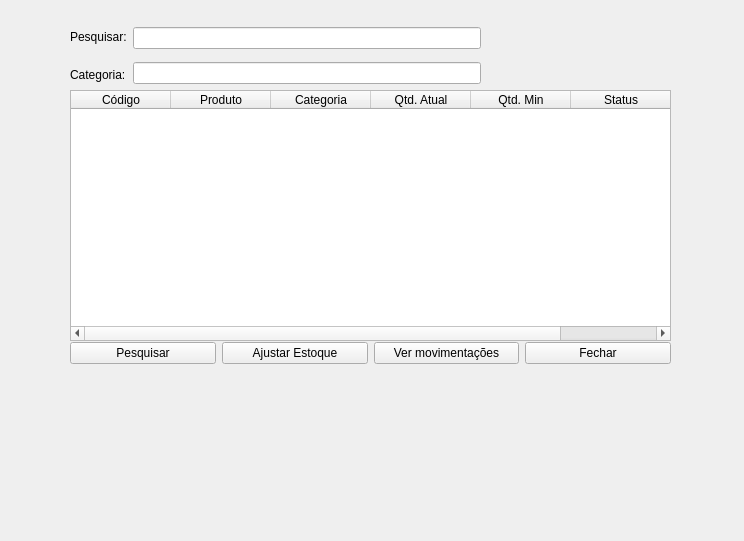
Qt form erp-projeto/estoquewindow.ui (jaques-lo/erp-projeto) before a commit.
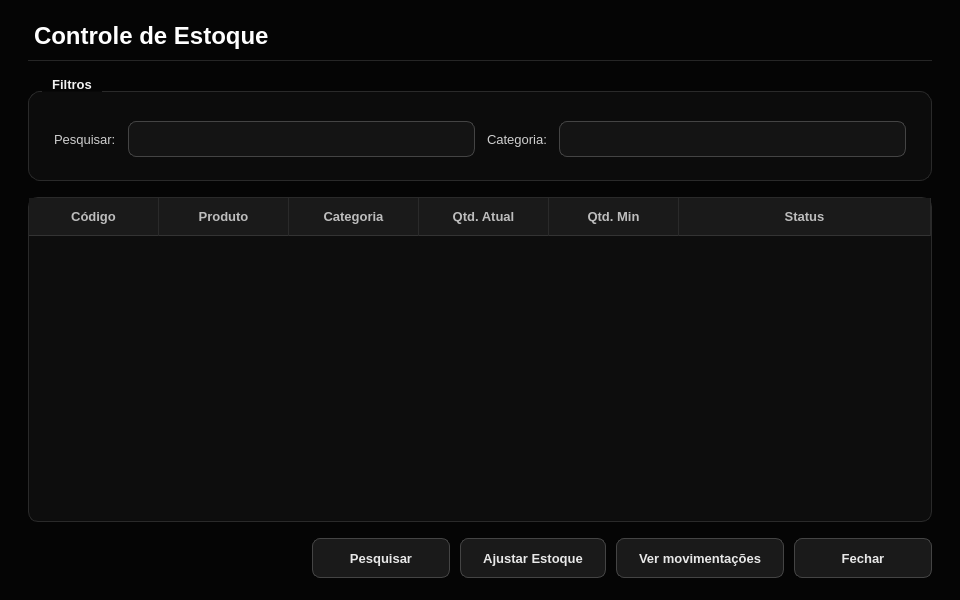
The same form after that commit.

Commit message:
Atualiza fontes do projeto ERP (telas e login, Tela de Sobra) e adiciona logoBG
Arquivos de importância para alterar e rodar na máquina: código (cpp/h/pro), telas (ui), recursos (qrc) e imagem da logoBG.

```diff
--- a/erp-projeto/estoquewindow.ui
+++ b/erp-projeto/estoquewindow.ui
@@ -6,65 +6,759 @@
    <rect>
     <x>0</x>
     <y>0</y>
-    <width>744</width>
-    <height>541</height>
+    <width>960</width>
+    <height>600</height>
    </rect>
   </property>
+  <property name="minimumSize">
+   <size>
+    <width>768</width>
+    <height>480</height>
+   </size>
+  </property>
   <property name="windowTitle">
    <string>Form</string>
   </property>
-  <widget class="QTableWidget" name="tableWidget">
-   <property name="geometry">
-    <rect>
-     <x>70</x>
-     <y>90</y>
-     <width>601</width>
-     <height>251</height>
-    </rect>
+  <property name="palette">
+   <palette>
+    <active>
+     <colorrole role="WindowText">
+      <brush brushstyle="SolidPattern">
+       <color alpha="255">
+        <red>232</red>
+        <green>232</green>
+        <blue>232</blue>
+       </color>
+      </brush>
+     </colorrole>
+     <colorrole role="Button">
+      <brush brushstyle="SolidPattern">
+       <color alpha="255">
+        <red>26</red>
+        <green>26</green>
+        <blue>26</blue>
+       </color>
+      </brush>
+     </colorrole>
+     <colorrole role="Text">
+      <brush brushstyle="SolidPattern">
+       <color alpha="255">
+        <red>245</red>
+        <green>245</green>
+        <blue>245</blue>
+       </color>
+      </brush>
+     </colorrole>
+     <colorrole role="ButtonText">
+      <brush brushstyle="SolidPattern">
+       <color alpha="255">
+        <red>232</red>
+        <green>232</green>
+        <blue>232</blue>
+       </color>
+      </brush>
+     </colorrole>
+     <colorrole role="Base">
+      <brush brushstyle="SolidPattern">
+       <color alpha="255">
+        <red>20</red>
+        <green>20</green>
+        <blue>20</blue>
+       </color>
+      </brush>
+     </colorrole>
+     <colorrole role="AlternateBase">
+      <brush brushstyle="SolidPattern">
+       <color alpha="255">
+        <red>19</red>
+        <green>19</green>
+        <blue>19</blue>
+       </color>
+      </brush>
+     </colorrole>
+     <colorrole role="Window">
+      <brush brushstyle="SolidPattern">
+       <color alpha="255">
+        <red>5</red>
+        <green>5</green>
+        <blue>5</blue>
+       </color>
+      </brush>
+     </colorrole>
+     <colorrole role="Highlight">
+      <brush brushstyle="SolidPattern">
+       <color alpha="255">
+        <red>119</red>
+        <green>119</green>
+        <blue>119</blue>
+       </color>
+      </brush>
+     </colorrole>
+     <colorrole role="HighlightedText">
+      <brush brushstyle="SolidPattern">
+       <color alpha="255">
+        <red>255</red>
+        <green>255</green>
+        <blue>255</blue>
+       </color>
+      </brush>
+     </colorrole>
+     <colorrole role="PlaceholderText">
+      <brush brushstyle="SolidPattern">
+       <color alpha="255">
+        <red>119</red>
+        <green>119</green>
+        <blue>119</blue>
+       </color>
+      </brush>
+     </colorrole>
+    </active>
+    <inactive>
+     <colorrole role="WindowText">
+      <brush brushstyle="SolidPattern">
+       <color alpha="255">
+        <red>232</red>
+        <green>232</green>
+        <blue>232</blue>
+       </color>
+      </brush>
+     </colorrole>
+     <colorrole role="Button">
+      <brush brushstyle="SolidPattern">
+       <color alpha="255">
+        <red>26</red>
+        <green>26</green>
+        <blue>26</blue>
+       </color>
+      </brush>
+     </colorrole>
+     <colorrole role="Text">
+      <brush brushstyle="SolidPattern">
+       <color alpha="255">
+        <red>245</red>
+        <green>245</green>
+        <blue>245</blue>
+       </color>
+      </brush>
+     </colorrole>
+     <colorrole role="ButtonText">
+      <brush brushstyle="SolidPattern">
+       <color alpha="255">
+        <red>232</red>
+        <green>232</green>
+        <blue>232</blue>
+       </color>
+      </brush>
+     </colorrole>
+     <colorrole role="Base">
+      <brush brushstyle="SolidPattern">
+       <color alpha="255">
+        <red>20</red>
+        <green>20</green>
+        <blue>20</blue>
+       </color>
+      </brush>
+     </colorrole>
+     <colorrole role="AlternateBase">
+      <brush brushstyle="SolidPattern">
+       <color alpha="255">
+        <red>19</red>
+        <green>19</green>
+        <blue>19</blue>
+       </color>
+      </brush>
+     </colorrole>
+     <colorrole role="Window">
+      <brush brushstyle="SolidPattern">
+       <color alpha="255">
+        <red>5</red>
+        <green>5</green>
+        <blue>5</blue>
+       </color>
+      </brush>
+     </colorrole>
+     <colorrole role="Highlight">
+      <brush brushstyle="SolidPattern">
+       <color alpha="255">
+        <red>119</red>
+        <green>119</green>
+        <blue>119</blue>
+       </color>
+      </brush>
+     </colorrole>
+     <colorrole role="HighlightedText">
+      <brush brushstyle="SolidPattern">
+       <color alpha="255">
+        <red>255</red>
+        <green>255</green>
+        <blue>255</blue>
+       </color>
+      </brush>
+     </colorrole>
+     <colorrole role="PlaceholderText">
+      <brush brushstyle="SolidPattern">
+       <color alpha="255">
+        <red>119</red>
+        <green>119</green>
+        <blue>119</blue>
+       </color>
+      </brush>
+     </colorrole>
+    </inactive>
+    <disabled>
+     <colorrole role="WindowText">
+      <brush brushstyle="SolidPattern">
+       <color alpha="255">
+        <red>102</red>
+        <green>102</green>
+        <blue>102</blue>
+       </color>
+      </brush>
+     </colorrole>
+     <colorrole role="Button">
+      <brush brushstyle="SolidPattern">
+       <color alpha="255">
+        <red>26</red>
+        <green>26</green>
+        <blue>26</blue>
+       </color>
+      </brush>
+     </colorrole>
+     <colorrole role="Text">
+      <brush brushstyle="SolidPattern">
+       <color alpha="255">
+        <red>102</red>
+        <green>102</green>
+        <blue>102</blue>
+       </color>
+      </brush>
+     </colorrole>
+     <colorrole role="ButtonText">
+      <brush brushstyle="SolidPattern">
+       <color alpha="255">
+        <red>102</red>
+        <green>102</green>
+        <blue>102</blue>
+       </color>
+      </brush>
+     </colorrole>
+     <colorrole role="Base">
+      <brush brushstyle="SolidPattern">
+       <color alpha="255">
+        <red>20</red>
+        <green>20</green>
+        <blue>20</blue>
+       </color>
+      </brush>
+     </colorrole>
+     <colorrole role="AlternateBase">
+      <brush brushstyle="SolidPattern">
+       <color alpha="255">
+        <red>19</red>
+        <green>19</green>
+        <blue>19</blue>
+       </color>
+      </brush>
+     </colorrole>
+     <colorrole role="Window">
+      <brush brushstyle="SolidPattern">
+       <color alpha="255">
+        <red>5</red>
+        <green>5</green>
+        <blue>5</blue>
+       </color>
+      </brush>
+     </colorrole>
+     <colorrole role="Highlight">
+      <brush brushstyle="SolidPattern">
+       <color alpha="255">
+        <red>119</red>
+        <green>119</green>
+        <blue>119</blue>
+       </color>
+      </brush>
+     </colorrole>
+     <colorrole role="HighlightedText">
+      <brush brushstyle="SolidPattern">
+       <color alpha="255">
+        <red>255</red>
+        <green>255</green>
+        <blue>255</blue>
+       </color>
+      </brush>
+     </colorrole>
+     <colorrole role="PlaceholderText">
+      <brush brushstyle="SolidPattern">
+       <color alpha="255">
+        <red>119</red>
+        <green>119</green>
+        <blue>119</blue>
+       </color>
+      </brush>
+     </colorrole>
+    </disabled>
+   </palette>
+  </property>
+  <property name="styleSheet">
+   <string notr="true">#EstoqueWindow {
+    background-color: #050505;
+}
+
+QWidget {
+    font-family: "Segoe UI", "DejaVu Sans", "Noto Sans", sans-serif;
+    font-size: 10pt;
+}
+
+/* ---------- Textos ---------- */
+QLabel {
+    color: #cfcfcf;
+    background: transparent;
+    font-weight: normal;
+}
+
+QLabel#lblTitulo {
+    color: #ffffff;
+    font-size: 18pt;
+    font-weight: bold;
+    padding-bottom: 10px;
+    border-bottom: 1px solid #262626;
+}
+
+QLabel[role="section"] {
+    color: #ffffff;
+    font-size: 11pt;
+    font-weight: bold;
+}
+
+QLabel[role="hint"] {
+    color: #777777;
+    font-size: 9pt;
+}
+
+QLabel[role="value"] {
+    color: #ffffff;
+    font-weight: bold;
+}
+
+QToolTip {
+    background-color: #1a1a1a;
+    color: #f5f5f5;
+    border: 1px solid #444444;
+    padding: 4px 8px;
+}
+
+/* ---------- Cartões / grupos ---------- */
+QGroupBox {
+    background-color: #0c0c0c;
+    border: 1px solid #2a2a2a;
+    border-radius: 12px;
+    margin-top: 14px;
+    padding: 20px 16px 14px 16px;
+    color: #f2f2f2;
+    font-weight: bold;
+}
+
+QGroupBox::title {
+    subcontrol-origin: margin;
+    subcontrol-position: top left;
+    left: 14px;
+    padding: 0 8px;
+    color: #f2f2f2;
+}
+
+QFrame[variant="card"] {
+    background-color: #0c0c0c;
+    border: 1px solid #2a2a2a;
+    border-radius: 12px;
+}
+
+QFrame#lineSep {
+    background-color: #2a2a2a;
+    border: none;
+}
+
+/* ---------- Campos de entrada ---------- */
+QLineEdit,
+QComboBox,
+QAbstractSpinBox,
+QDateEdit,
+QDateTimeEdit {
+    background-color: #141414;
+    color: #f5f5f5;
+    border: 1px solid #444444;
+    border-radius: 8px;
+    padding: 6px 10px;
+    min-height: 22px;
+    selection-background-color: #777777;
+    selection-color: #ffffff;
+    font-weight: normal;
+}
+
+QLineEdit:hover,
+QComboBox:hover,
+QAbstractSpinBox:hover,
+QDateEdit:hover,
+QDateTimeEdit:hover {
+    border: 1px solid #666666;
+}
+
+QLineEdit:focus,
+QComboBox:focus,
+QAbstractSpinBox:focus,
+QDateEdit:focus,
+QDateTimeEdit:focus {
+    border: 1px solid #d8d8d8;
+    background-color: #181818;
+}
+
+QLineEdit:read-only,
+QAbstractSpinBox:read-only {
+    color: #bdbdbd;
+}
+
+QLineEdit:disabled,
+QComboBox:disabled,
+QAbstractSpinBox:disabled,
+QDateEdit:disabled,
+QDateTimeEdit:disabled {
+    background-color: #0e0e0e;
+    color: #666666;
+    border: 1px solid #2a2a2a;
+}
+
+/* Campo de total (somente leitura, em destaque) */
+QDoubleSpinBox[variant="total"] {
+    font-size: 20pt;
+    font-weight: bold;
+    color: #ffffff;
+    background-color: #0a0a0a;
+    border: 1px solid #333333;
+    padding: 8px 14px;
+    min-height: 36px;
+}
+
+/* ---------- ComboBox / Data ---------- */
+QComboBox {
+    padding-right: 30px;
+}
+
+QComboBox::drop-down,
+QDateEdit::drop-down,
+QDateTimeEdit::drop-down {
+    subcontrol-origin: padding;
+    subcontrol-position: center right;
+    width: 28px;
+    border: none;
+    background: transparent;
+}
+
+QComboBox::down-arrow,
+QDateEdit::down-arrow,
+QDateTimeEdit::down-arrow {
+    image: none;
+    width: 0px;
+    height: 0px;
+    border-left: 5px solid transparent;
+    border-right: 5px solid transparent;
+    border-top: 6px solid #bdbdbd;
+    margin-right: 8px;
+}
+
+QComboBox QAbstractItemView {
+    background-color: #141414;
+    color: #f5f5f5;
+    border: 1px solid #444444;
+    selection-background-color: #2e2e2e;
+    selection-color: #ffffff;
+    outline: 0;
+}
+
+/* ---------- SpinBox com botões ---------- */
+QSpinBox {
+    padding-right: 26px;
+}
+
+QSpinBox::up-button {
+    subcontrol-origin: border;
+    subcontrol-position: top right;
+    width: 22px;
+    border: none;
+    background: transparent;
+}
+
+QSpinBox::down-button {
+    subcontrol-origin: border;
+    subcontrol-position: bottom right;
+    width: 22px;
+    border: none;
+    background: transparent;
+}
+
+QSpinBox::up-arrow {
+    image: none;
+    width: 0px;
+    height: 0px;
+    border-left: 4px solid transparent;
+    border-right: 4px solid transparent;
+    border-bottom: 5px solid #bdbdbd;
+}
+
+QSpinBox::down-arrow {
+    image: none;
+    width: 0px;
+    height: 0px;
+    border-left: 4px solid transparent;
+    border-right: 4px solid transparent;
+    border-top: 5px solid #bdbdbd;
+}
+
+/* ---------- Calendário (popup do QDateEdit) ---------- */
+QCalendarWidget QWidget {
+    background-color: #141414;
+    color: #f5f5f5;
+}
+
+QCalendarWidget QToolButton {
+    background-color: transparent;
+    color: #f5f5f5;
+    border: none;
+    padding: 4px 8px;
+}
+
+QCalendarWidget QAbstractItemView:enabled {
+    background-color: #0d0d0d;
+    color: #f5f5f5;
+    selection-background-color: #f2f2f2;
+    selection-color: #080808;
+}
+
+QCalendarWidget QAbstractItemView:disabled {
+    color: #555555;
+}
+
+/* ---------- CheckBox ---------- */
+QCheckBox {
+    color: #e8e8e8;
+    background: transparent;
+    spacing: 10px;
+    font-weight: normal;
+}
+
+QCheckBox::indicator {
+    width: 18px;
+    height: 18px;
+    border: 1px solid #555555;
+    border-radius: 5px;
+    background-color: #141414;
+}
+
+QCheckBox::indicator:hover {
+    border: 1px solid #999999;
+}
+
+QCheckBox::indicator:checked {
+    background-color: #f2f2f2;
+    border: 1px solid #f2f2f2;
+}
+
+/* ---------- Botões ---------- */
+QPushButton {
+    background-color: #1a1a1a;
+    color: #e8e8e8;
+    border: 1px solid #444444;
+    border-radius: 8px;
+    padding: 8px 22px;
+    min-height: 22px;
+    min-width: 92px;
+    font-weight: bold;
+}
+
+QPushButton:hover {
+    background-color: #262626;
+    border: 1px solid #666666;
+    color: #ffffff;
+}
+
+QPushButton:pressed {
+    background-color: #333333;
+}
+
+QPushButton:disabled {
+    background-color: #111111;
+    color: #555555;
+    border: 1px solid #2a2a2a;
+}
+
+QPushButton[variant="primary"] {
+    background-color: #f2f2f2;
+    color: #080808;
+    border: 1px solid #f2f2f2;
+}
+
+QPushButton[variant="primary"]:hover {
+    background-color: #d2d2d2;
+    border: 1px solid #d2d2d2;
+    color: #080808;
+}
+
+QPushButton[variant="primary"]:pressed {
+    background-color: #aaaaaa;
+    border: 1px solid #aaaaaa;
+}
+
+QPushButton[variant="danger"] {
+    background-color: transparent;
+    color: #ff9494;
+    border: 1px solid #6b2f2f;
+}
+
+QPushButton[variant="danger"]:hover {
+    background-color: #2a1212;
+    color: #ffb4b4;
+    border: 1px solid #a04444;
+}
+
+QPushButton[variant="danger"]:pressed {
+    background-color: #3a1818;
+}
+
+QPushButton[variant="ghost"] {
+    background-color: transparent;
+    color: #bdbdbd;
+    border: 1px solid #333333;
+}
+
+QPushButton[variant="ghost"]:hover {
+    background-color: #1a1a1a;
+    color: #ffffff;
+    border: 1px solid #666666;
+}
+
+/* ---------- Tabelas ---------- */
+QTableWidget,
+QTableView {
+    background-color: #0d0d0d;
+    alternate-background-color: #131313;
+    color: #e8e8e8;
+    gridline-color: #232323;
+    border: 1px solid #2a2a2a;
+    border-radius: 10px;
+    selection-background-color: #2f2f2f;
+    selection-color: #ffffff;
+    outline: 0;
+}
+
+QTableWidget::item,
+QTableView::item {
+    padding: 4px 8px;
+    border: none;
+}
+
+QHeaderView {
+    background-color: transparent;
+}
+
+QHeaderView::section {
+    background-color: #1a1a1a;
+    color: #bdbdbd;
+    padding: 9px 10px;
+    border: none;
+    border-right: 1px solid #2a2a2a;
+    border-bottom: 1px solid #333333;
+    font-weight: bold;
+}
+
+QTableCornerButton::section {
+    background-color: #1a1a1a;
+    border: none;
+}
+
+/* ---------- Barras de rolagem ---------- */
+QScrollBar:vertical {
+    background: transparent;
+    width: 10px;
+    margin: 2px;
+}
+
+QScrollBar::handle:vertical {
+    background: #3a3a3a;
+    border-radius: 3px;
+    min-height: 28px;
+}
+
+QScrollBar::handle:vertical:hover {
+    background: #5a5a5a;
+}
+
+QScrollBar:horizontal {
+    background: transparent;
+    height: 10px;
+    margin: 2px;
+}
+
+QScrollBar::handle:horizontal {
+    background: #3a3a3a;
+    border-radius: 3px;
+    min-width: 28px;
+}
+
+QScrollBar::handle:horizontal:hover {
+    background: #5a5a5a;
+}
+
+QScrollBar::add-line,
+QScrollBar::sub-line {
+    width: 0px;
+    height: 0px;
+}
+
+QScrollBar::add-page,
+QScrollBar::sub-page {
+    background: transparent;
+}
+
+/* ---------- Caixas de diálogo abertas a partir da tela ---------- */
+QMessageBox,
+QDialog {
+    background-color: #0d0d0d;
+}
+
+QMessageBox QLabel {
+    color: #f0f0f0;
+}</string>
+  </property>
+  <layout class="QVBoxLayout" name="rootLayout">
+   <property name="spacing">
+    <number>16</number>
    </property>
-   <column>
-    <property name="text">
-     <string>Código</string>
-    </property>
-   </column>
-   <column>
-    <property name="text">
-     <string>Produto</string>
-    </property>
-   </column>
-   <column>
-    <property name="text">
-     <string>Categoria</string>
-    </property>
-   </column>
-   <column>
-    <property name="text">
-     <string>Qtd. Atual</string>
-    </property>
-   </column>
-   <column>
-    <property name="text">
-     <string>Qtd. Min</string>
-    </property>
-   </column>
-   <column>
-    <property name="text">
-     <string>Status</string>
-    </property>
-   </column>
-  </widget>
-  <widget class="QWidget" name="">
-   <property name="geometry">
-    <rect>
-     <x>70</x>
-     <y>20</y>
-     <width>411</width>
-     <height>71</height>
-    </rect>
+   <property name="leftMargin">
+    <number>28</number>
    </property>
-   <layout class="QHBoxLayout" name="horizontalLayout_3">
-    <item>
-     <layout class="QVBoxLayout" name="verticalLayout">
+   <property name="topMargin">
+    <number>22</number>
+   </property>
+   <property name="rightMargin">
+    <number>28</number>
+   </property>
+   <property name="bottomMargin">
+    <number>22</number>
+   </property>
+   <item>
+    <widget class="QLabel" name="lblTitulo">
+     <property name="text">
+      <string>Controle de Estoque</string>
+     </property>
+    </widget>
+   </item>
+   <item>
+    <widget class="QGroupBox" name="grpFiltros">
+     <property name="title">
+      <string>Filtros</string>
+     </property>
+     <layout class="QHBoxLayout" name="lay_1">
+      <property name="spacing">
+       <number>12</number>
+      </property>
       <item>
        <widget class="QLabel" name="label">
         <property name="text">
@@ -72,6 +766,9 @@
         </property>
        </widget>
       </item>
+      <item>
+       <widget class="QLineEdit" name="lineEdit" />
+      </item>
       <item>
        <widget class="QLabel" name="label_2">
         <property name="text">
@@ -79,60 +776,143 @@
         </property>
        </widget>
       </item>
-     </layout>
-    </item>
-    <item>
-     <layout class="QVBoxLayout" name="verticalLayout_2">
       <item>
-       <widget class="QLineEdit" name="lineEdit"/>
+       <widget class="QLineEdit" name="lineEdit_2" />
       </item>
-      <item>
-       <widget class="QLineEdit" name="lineEdit_2"/>
-      </item>
      </layout>
-    </item>
-   </layout>
-  </widget>
-  <widget class="QWidget" name="">
-   <property name="geometry">
-    <rect>
-     <x>70</x>
-     <y>340</y>
-     <width>601</width>
-     <height>26</height>
-    </rect>
-   </property>
-   <layout class="QHBoxLayout" name="horizontalLayout">
-    <item>
-     <widget class="QPushButton" name="pushButton">
+    </widget>
+   </item>
+   <item>
+    <widget class="QTableWidget" name="tableWidget">
+     <property name="alternatingRowColors">
+      <bool>true</bool>
+     </property>
+     <property name="selectionBehavior">
+      <enum>QAbstractItemView::SelectRows</enum>
+     </property>
+     <property name="showGrid">
+      <bool>false</bool>
+     </property>
+     <attribute name="horizontalHeaderDefaultSectionSize">
+      <number>130</number>
+     </attribute>
+     <attribute name="horizontalHeaderStretchLastSection">
+      <bool>true</bool>
+     </attribute>
+     <attribute name="verticalHeaderVisible">
+      <bool>false</bool>
+     </attribute>
+     <column>
       <property name="text">
-       <string>Pesquisar</string>
+       <string>Código</string>
       </property>
-     </widget>
-    </item>
-    <item>
-     <widget class="QPushButton" name="pushButton_2">
+     </column>
+     <column>
       <property name="text">
-       <string>Ajustar Estoque</string>
+       <string>Produto</string>
       </property>
-     </widget>
-    </item>
-    <item>
-     <widget class="QPushButton" name="pushButton_3">
+     </column>
+     <column>
       <property name="text">
-       <string>Ver movimentações</string>
+       <string>Categoria</string>
       </property>
-     </widget>
-    </item>
-    <item>
-     <widget class="QPushButton" name="pushButton_4">
+     </column>
+     <column>
       <property name="text">
-       <string>Fechar</string>
+       <string>Qtd. Atual</string>
       </property>
-     </widget>
-    </item>
-   </layout>
-  </widget>
+     </column>
+     <column>
+      <property name="text">
+       <string>Qtd. Min</string>
+      </property>
+     </column>
+     <column>
+      <property name="text">
+       <string>Status</string>
+      </property>
+     </column>
+    </widget>
+   </item>
+   <item>
+    <layout class="QHBoxLayout" name="lay_3">
+     <property name="spacing">
+      <number>10</number>
+     </property>
+     <property name="leftMargin">
+      <number>0</number>
+     </property>
+     <property name="topMargin">
+      <number>0</number>
+     </property>
+     <property name="rightMargin">
+      <number>0</number>
+     </property>
+     <property name="bottomMargin">
+      <number>0</number>
+     </property>
+     <item>
+      <spacer name="spacer_2">
+       <property name="orientation">
+        <enum>Qt::Horizontal</enum>
+       </property>
+       <property name="sizeHint" stdset="0">
+        <size>
+         <width>40</width>
+         <height>20</height>
+        </size>
+       </property>
+      </spacer>
+     </item>
+     <item>
+      <widget class="QPushButton" name="pushButton">
+       <property name="text">
+        <string>Pesquisar</string>
+       </property>
+       <property name="variant" stdset="0">
+        <string>primary</string>
+       </property>
+       <property name="cursor">
+        <cursorShape>PointingHandCursor</cursorShape>
+       </property>
+      </widget>
+     </item>
+     <item>
+      <widget class="QPushButton" name="pushButton_2">
+       <property name="text">
+        <string>Ajustar Estoque</string>
+       </property>
+       <property name="cursor">
+        <cursorShape>PointingHandCursor</cursorShape>
+       </property>
+      </widget>
+     </item>
+     <item>
+      <widget class="QPushButton" name="pushButton_3">
+       <property name="text">
+        <string>Ver movimentações</string>
+       </property>
+       <property name="cursor">
+        <cursorShape>PointingHandCursor</cursorShape>
+       </property>
+      </widget>
+     </item>
+     <item>
+      <widget class="QPushButton" name="pushButton_4">
+       <property name="text">
+        <string>Fechar</string>
+       </property>
+       <property name="variant" stdset="0">
+        <string>ghost</string>
+       </property>
+       <property name="cursor">
+        <cursorShape>PointingHandCursor</cursorShape>
+       </property>
+      </widget>
+     </item>
+    </layout>
+   </item>
+  </layout>
  </widget>
  <resources/>
  <connections>
```
Left out of the diff: 14 changed lines with no effect on the pictures. The commit also changes 23 other files.
